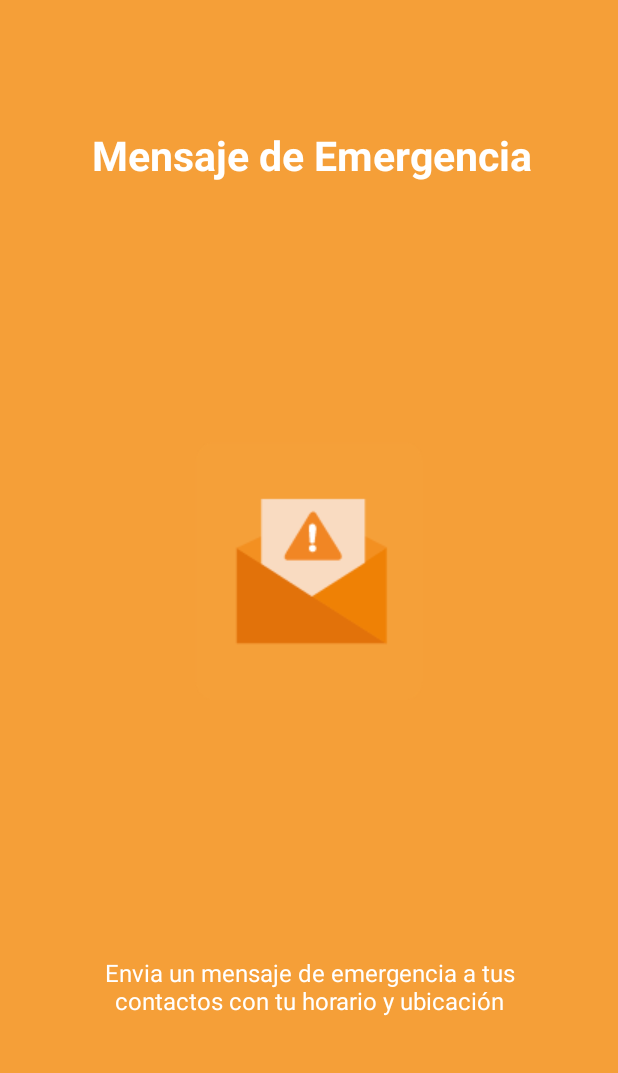
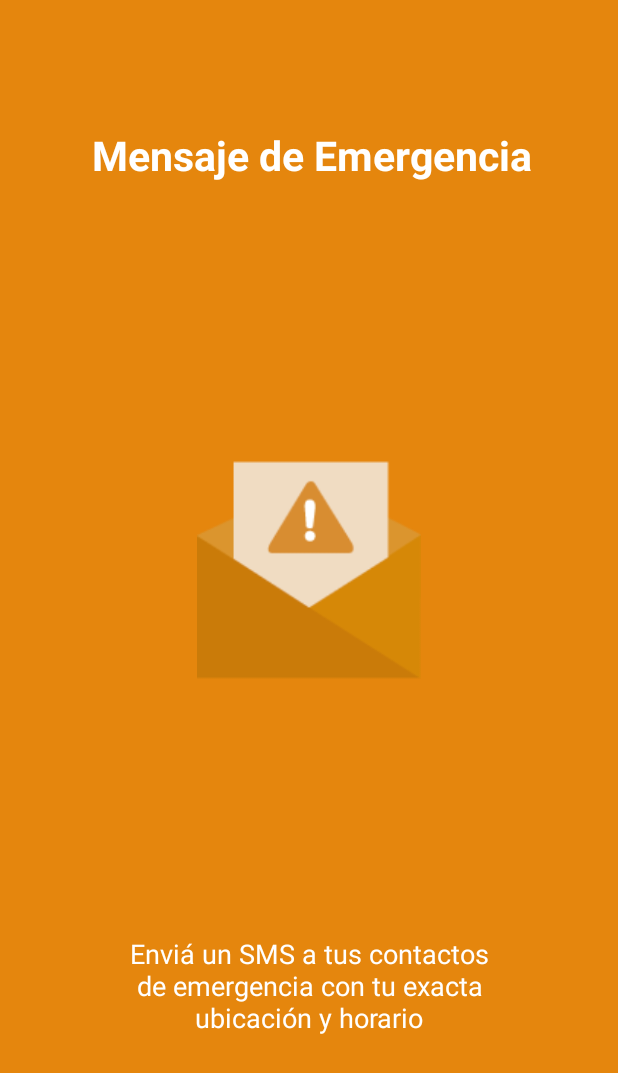
Before and after one commit to ilanitjamilis/PROYECTOFINAL, an Android app: the layout app_intro3.xml on its own in the app's theme, with its tools: preview values and no code run, on a phone screen of 412 x 824 dp. Shown: the top 1073 px of the screen. Run offline under Robolectric (Android 15) with nearby library versions, the phone set to English and light mode, and no system bars.

Commit message:
actualizo 2da demo

```diff
--- a/HelpMe/app/src/main/res/layout/app_intro1.xml
+++ b/HelpMe/app/src/main/res/layout/app_intro1.xml
@@ -46,9 +46,9 @@
         android:gravity="center"
         android:paddingLeft="64dp"
         android:paddingRight="64dp"
-        android:text="Una aplicación pensada para ayudarte siempre."
+        android:text="Una aplicación pensada para ayudarte siempre"
         android:textColor="#ffffff"
-        android:textSize="16sp" />
+        android:textSize="18sp" />
 
     <TextView
         android:layout_width="fill_parent"
--- a/HelpMe/app/src/main/res/layout/app_intro3.xml
+++ b/HelpMe/app/src/main/res/layout/app_intro3.xml
@@ -4,7 +4,7 @@
     android:layout_width="fill_parent"
     android:layout_height="fill_parent"
     android:layout_weight="10"
-    android:background="#F59F38"
+    android:background="#E5860D"
     android:orientation="vertical">
 
     <TextView
@@ -25,28 +25,31 @@
         android:layout_height="0dp"
         android:layout_weight="5"
         android:gravity="center"
-        android:orientation="vertical">
+        android:orientation="vertical"
+        android:weightSum="1">
 
         <ImageView
-            android:layout_width="wrap_content"
-            android:layout_height="wrap_content"
+            android:id="@+id/imageView2"
+            android:layout_width="181dp"
+            android:layout_height="160dp"
             android:layout_gravity="center"
+            android:layout_weight="0.97"
             android:paddingLeft="16dp"
             android:paddingRight="16dp"
-            android:src="@drawable/help" />
+            android:src="@drawable/helpsinfondo" />
     </LinearLayout>
 
     <TextView
-        android:layout_width="wrap_content"
+        android:layout_width="400dp"
         android:layout_height="0dp"
         android:layout_gravity="center"
-        android:layout_weight="3"
+        android:layout_weight="3.01"
         android:gravity="center"
         android:paddingLeft="64dp"
         android:paddingRight="64dp"
-        android:text="Envia un mensaje de emergencia a tus contactos con tu horario y ubicación"
+        android:text="Enviá un SMS a tus contactos de emergencia con tu exacta ubicación y horario"
         android:textColor="#ffffff"
-        android:textSize="16sp" />
+        android:textSize="18sp" />
 
     <TextView
         android:layout_width="fill_parent"
```
Also changed, not shown: HelpMe/app/src/main/res/layout/app_intro2.xml (+10 -8 lines), HelpMe/app/src/main/res/drawable/botonesintro.png (added), HelpMe/app/src/main/res/drawable/helpsinfondo.png (added).
